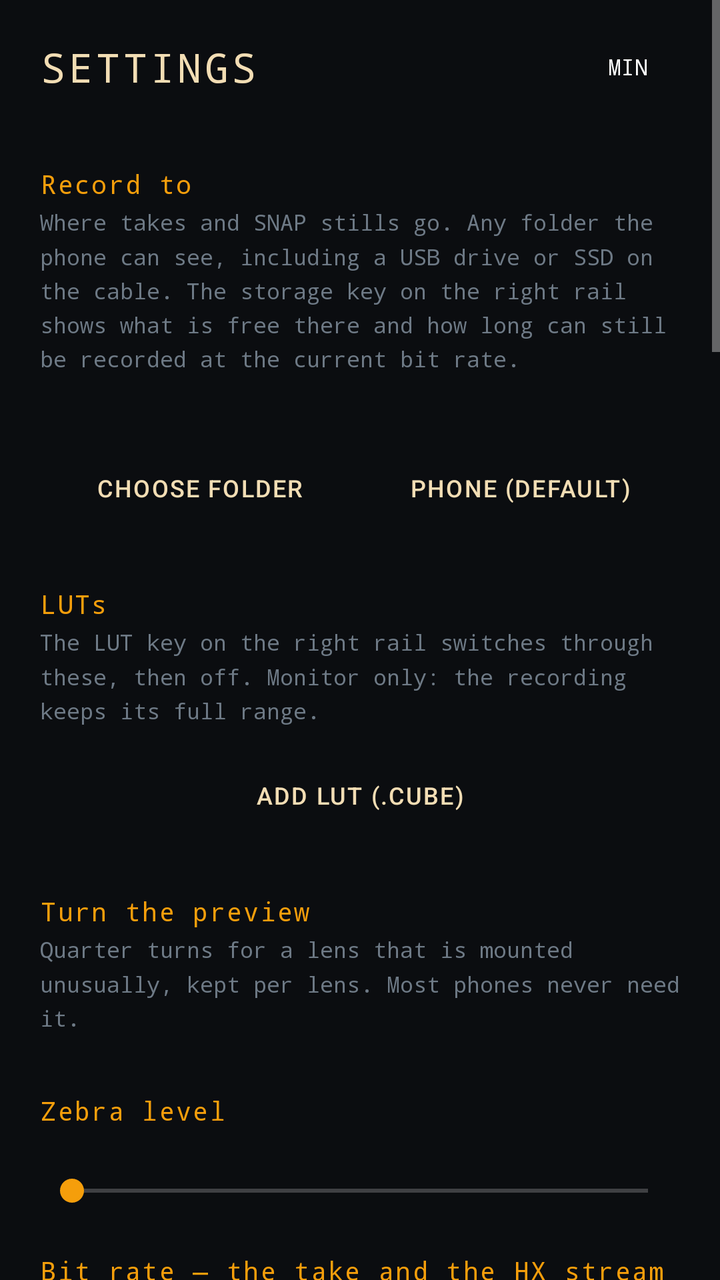
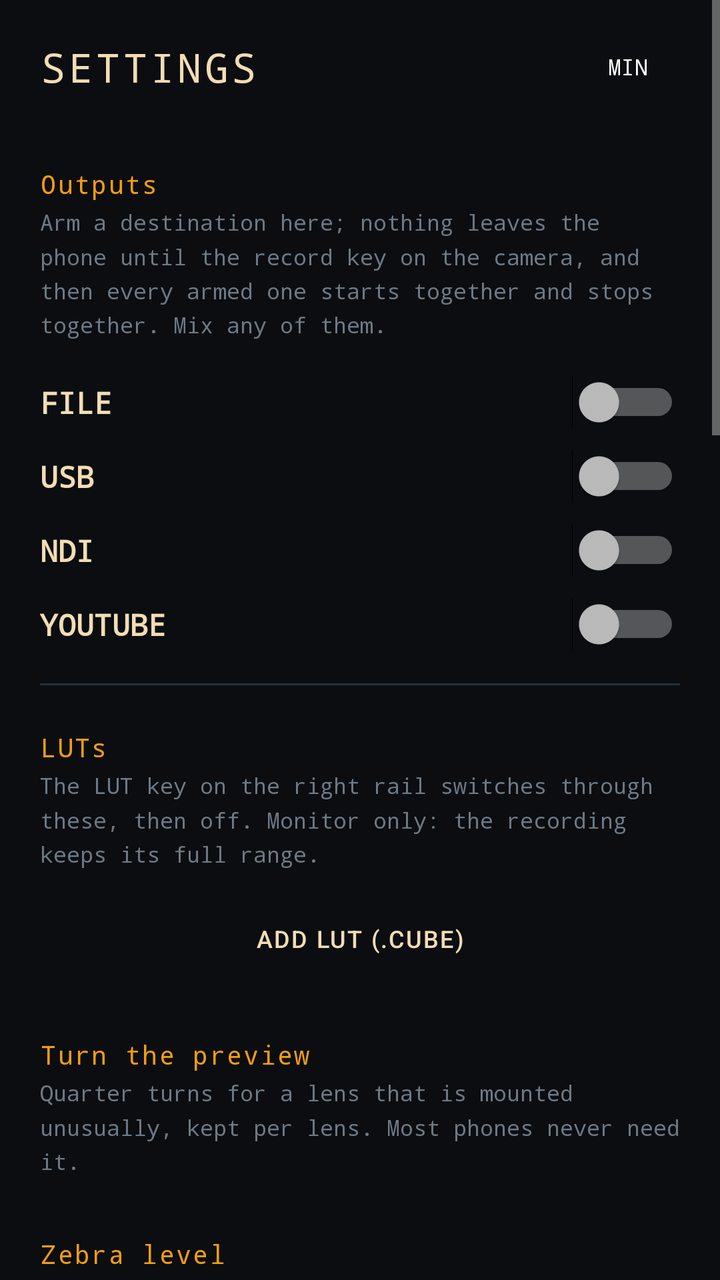

Two renders of the same Android screen: before a commit and after it. Below are the layout's source before the change and the commit's diff.
<!-- AndroidManifest.xml: application theme Theme.MantraNdi -->
<!-- res/layout/activity_settings.xml -->
<?xml version="1.0" encoding="utf-8"?>
<ScrollView xmlns:android="http://schemas.android.com/apk/res/android"
    android:layout_width="match_parent"
    android:layout_height="match_parent"
    android:background="@color/ink"
    android:fitsSystemWindows="true"
    android:clipToPadding="false"
    android:fillViewport="true">

    <LinearLayout
        android:layout_width="match_parent"
        android:layout_height="wrap_content"
        android:orientation="vertical"
        android:padding="20dp">

        
        <LinearLayout
            android:layout_width="match_parent"
            android:layout_height="wrap_content"
            android:orientation="horizontal"
            android:gravity="center_vertical"
            android:paddingBottom="14dp">

            <TextView
                android:layout_width="0dp"
                android:layout_height="wrap_content"
                android:layout_weight="1"
                android:text="@string/settings"
                android:textColor="@color/sand"
                android:textSize="20sp"
                android:fontFamily="monospace"
                android:letterSpacing="0.08" />

            <Button
                android:id="@+id/minimal"
                style="?android:attr/borderlessButtonStyle"
                android:layout_width="wrap_content"
                android:layout_height="wrap_content"
                android:minWidth="0dp"
                android:minHeight="0dp"
                android:paddingStart="10dp"
                android:paddingEnd="10dp"
                android:paddingTop="6dp"
                android:paddingBottom="6dp"
                android:text="@string/minimal"
                android:textAllCaps="false"
                android:textSize="11sp"
                android:fontFamily="monospace" />

            <TextView
                android:id="@+id/headerVersion"
                android:layout_width="wrap_content"
                android:layout_height="wrap_content"
                android:paddingStart="6dp"
                android:fontFamily="monospace"
                android:textSize="13sp"
                android:textColor="@color/amber" />
        </LinearLayout>

        
        <TextView style="@style/MantraLabel" android:text="@string/record_to" />
        <TextView android:tag="hint" style="@style/MantraHint" android:text="@string/record_to_hint" />
        <TextView android:id="@+id/recordFolder" style="@style/MantraValue" />
        <LinearLayout
            android:layout_width="match_parent"
            android:layout_height="wrap_content"
            android:orientation="horizontal">
            <Button
                android:id="@+id/chooseFolder"
                style="@style/MantraKey"
                android:layout_width="0dp"
                android:layout_weight="1"
                android:text="@string/choose_folder" />
            <Button
                android:id="@+id/defaultFolder"
                style="@style/MantraKey"
                android:layout_width="0dp"
                android:layout_weight="1"
                android:text="@string/default_folder" />
        </LinearLayout>

        <TextView style="@style/MantraLabel" android:text="@string/luts" />
        <TextView android:tag="hint" style="@style/MantraHint" android:text="@string/luts_hint" />
        <LinearLayout
            android:id="@+id/lutList"
            android:layout_width="match_parent"
            android:layout_height="wrap_content"
            android:orientation="vertical" />
        <Button
            android:id="@+id/addLut"
            style="@style/MantraKey"
            android:layout_width="match_parent"
            android:text="@string/add_lut" />

        <TextView style="@style/MantraLabel" android:text="@string/rot" />
        <TextView android:tag="hint" style="@style/MantraHint" android:text="@string/rot_hint" />
        <RadioGroup
            android:id="@+id/rot"
            android:layout_width="match_parent"
            android:layout_height="wrap_content"
            android:orientation="horizontal" />

        <TextView style="@style/MantraLabel" android:text="@string/zebra" />
        <TextView android:id="@+id/zebraValue" style="@style/MantraValue" />
        <SeekBar
            android:id="@+id/zebra"
            android:layout_width="match_parent"
            android:layout_height="wrap_content"
            android:max="50" />

        
        <TextView style="@style/MantraLabel" android:text="@string/bitrate" />
        <TextView android:tag="hint" style="@style/MantraHint" android:text="@string/bitrate_hint" />
        <TextView
            android:id="@+id/bitRateValue"
            style="@style/MantraValue" />
        <SeekBar
            android:id="@+id/bitRate"
            android:layout_width="match_parent"
            android:layout_height="wrap_content"
            android:max="98" />

        
        <LinearLayout
            android:layout_width="match_parent"
            android:layout_height="wrap_content"
            android:orientation="horizontal"
            android:baselineAligned="false"
            android:paddingTop="18dp">

            <LinearLayout
                android:layout_width="0dp"
                android:layout_height="wrap_content"
                android:layout_weight="3"
                android:orientation="vertical">
                <TextView style="@style/MantraLabel"
                    android:paddingTop="0dp"
                    android:text="@string/depth" />
                <RadioGroup
                    android:id="@+id/depth"
                    android:layout_width="wrap_content"
                    android:layout_height="wrap_content"
                    android:orientation="horizontal" />
            </LinearLayout>

            <LinearLayout
                android:layout_width="0dp"
                android:layout_height="wrap_content"
                android:layout_weight="5"
                android:orientation="vertical">
                <TextView style="@style/MantraLabel"
                    android:paddingTop="0dp"
                    android:text="@string/resolution" />
                <RadioGroup
                    android:id="@+id/resolution"
                    android:layout_width="wrap_content"
                    android:layout_height="wrap_content"
                    android:orientation="horizontal" />
            </LinearLayout>
        </LinearLayout>

        <TextView android:tag="hint" style="@style/MantraHint"
            android:text="@string/depth_hint" />

        
        <TextView style="@style/MantraLabel" android:text="@string/frame_rate" />
        <TextView android:tag="hint" style="@style/MantraHint"
            android:text="@string/frame_rate_hint" />
        <RadioGroup
            android:id="@+id/frameRate"
            android:layout_width="wrap_content"
            android:layout_height="wrap_content"
            android:orientation="horizontal" />

        
        <TextView style="@style/MantraLabel" android:text="@string/source_name" />
        <TextView android:tag="hint" style="@style/MantraHint" android:text="@string/source_name_hint" />
        <EditText
            android:id="@+id/sourceName"
            android:layout_width="match_parent"
            android:layout_height="wrap_content"
            android:inputType="text"
            android:maxLines="1"
            android:textColor="@color/sand"
            android:textColorHint="@color/quiet"
            android:fontFamily="monospace"
            android:textSize="14sp"
            android:autofillHints="name"
            android:background="@color/surface"
            android:padding="10dp" />



        


        
        <TextView style="@style/MantraLabel" android:text="@string/focus" />
        <TextView android:tag="hint" style="@style/MantraHint" android:text="@string/focus_hint" />
        <TextView android:id="@+id/holdValue" style="@style/MantraValue" />
        <SeekBar
            android:id="@+id/hold"
            android:layout_width="match_parent"
            android:layout_height="wrap_content"
            android:max="100" />
        <TextView android:id="@+id/rackValue" style="@style/MantraValue" />
        <SeekBar
            android:id="@+id/rack"
            android:layout_width="match_parent"
            android:layout_height="wrap_content"
            android:max="100" />

        
        <TextView style="@style/MantraLabel" android:text="@string/peaking" />
        <TextView android:tag="hint" style="@style/MantraHint" android:text="@string/peaking_hint" />
        <TextView android:id="@+id/peakValue" style="@style/MantraValue" />
        <SeekBar
            android:id="@+id/peak"
            android:layout_width="match_parent"
            android:layout_height="wrap_content"
            android:max="100" />
        <RadioGroup
            android:id="@+id/peakColour"
            android:layout_width="match_parent"
            android:layout_height="wrap_content"
            android:orientation="horizontal"
            android:paddingTop="6dp" />

        
        <TextView style="@style/MantraLabel" android:text="@string/usb" />
        <TextView android:tag="hint" style="@style/MantraHint" android:text="@string/usb_hint" />
        <TextView
            android:id="@+id/usbState"
            style="@style/MantraValue"
            android:lineSpacingMultiplier="1.35"
            android:paddingBottom="8dp" />
        <Button
            android:id="@+id/usbSettings"
            style="@style/MantraKey"
            android:layout_width="match_parent"
            android:text="@string/usb_open" />
        <TextView android:tag="hint" style="@style/MantraHint" android:text="@string/usb_webcam" />

        
        <TextView style="@style/MantraLabel" android:text="@string/trace" />
        <TextView android:tag="hint" style="@style/MantraHint" android:text="@string/trace_hint" />
        <Button
            android:id="@+id/exportTrace"
            style="@style/MantraKey"
            android:layout_width="match_parent"
            android:text="@string/export_trace" />

        
        <View
            android:layout_width="match_parent"
            android:layout_height="1dp"
            android:layout_marginTop="24dp"
            android:layout_marginBottom="14dp"
            android:background="@color/slate" />

        <TextView
            android:id="@+id/about"
            android:layout_width="match_parent"
            android:layout_height="wrap_content"
            android:fontFamily="monospace"
            android:textSize="11sp"
            android:lineSpacingMultiplier="1.35"
            android:textColor="@color/quiet"
            android:text="@string/ndi_mark" />

        <TextView
            android:id="@+id/version"
            android:layout_width="match_parent"
            android:layout_height="wrap_content"
            android:fontFamily="monospace"
            android:textSize="11sp"
            android:paddingTop="8dp"
            android:paddingBottom="20dp"
            android:textColor="@color/quiet" />
    </LinearLayout>
</ScrollView>
<!-- resources referenced by this layout -->
<resources>
  <color name="amber">#F59E0B</color>
  <color name="ink">#0B0D10</color>
  <color name="quiet">#6E7A86</color>
  <color name="sand">#F2DDB4</color>
  <color name="slate">#23303D</color>
  <color name="surface">#141A21</color>
  <string name="add_lut">ADD LUT (.cube)</string>
  <string name="bitrate">Bit rate — the take and the HX stream</string>
  <string name="bitrate_hint">One HEVC encoder makes both the file and the NDI HX stream, so this is the quality of both. 24 Mbit/s suits 1080p, 50 to 100 suits 4K. Over Wi-Fi keep HX modest; over the USB cable it can go high.</string>
  <string name="choose_folder">CHOOSE FOLDER</string>
  <string name="default_folder">PHONE (DEFAULT)</string>
  <string name="depth">Depth</string>
  <string name="export_trace">Export the trace to Downloads</string>
  <string name="focus">Focus</string>
  <string name="focus_hint">How long the director holds before it will consider moving, and how long the move itself takes. Zero rack is a snap, for anybody who wants the phone to behave like a phone.</string>
  <string name="frame_rate">Frame rate</string>
  <string name="luts">LUTs</string>
  <string name="luts_hint">The LUT key on the right rail switches through these, then off. Monitor only: the recording keeps its full range.</string>
  <string name="minimal">MIN</string>
  <string name="ndi_mark">Powered by NDI®  ·  ndi.video  ·  a registered trademark of Vizrt NDI AB</string>
  <string name="peaking">Peaking</string>
  <string name="peaking_hint">How faint an edge still counts, and what colour to mark it. Monitor only; none of it reaches the stream.</string>
  <string name="record_to">Record to</string>
  <string name="record_to_hint">Where takes and SNAP stills go. Any folder the phone can see, including a USB drive or SSD on the cable. The storage key on the right rail shows what is free there and how long can still be recorded at the current bit rate.</string>
  <string name="resolution">Resolution</string>
  <string name="rot">Turn the preview</string>
  <string name="rot_hint">Quarter turns for a lens that is mounted unusually, kept per lens. Most phones never need it.</string>
  <string name="settings">SETTINGS</string>
  <string name="source_name">Source name</string>
  <string name="source_name_hint">What a receiver sees in its list. A room with three of these in it is the normal case, and \"Pixel 7\" three times is no use to anybody.</string>
  <string name="trace">The trace</string>
  <string name="trace_hint">Every step, every control change and every refusal, written as it happens. This is the only instrument that reaches a phone with no cable attached.</string>
  <string name="usb">Streaming down the cable</string>
  <string name="usb_hint">Turn USB tethering on and the phone becomes a network interface on the computer — a private link at USB speed, with none of a hall\'s Wi-Fi in the way. Full NDI at 1080p is about 125 Mbit/s, which a cable carries without noticing and a shared access point does not.</string>
  <string name="usb_open">Open the phone\'s tethering settings</string>
  <string name="zebra">Zebra level</string>
  <!-- unchanged entries left out for length: 8 -->
</resources>

<!-- the commit's change to res/layout/activity_settings.xml (unified diff, before → after) -->
@@ -58,26 +58,186 @@
         </LinearLayout>
 
         
-        <TextView style="@style/MantraLabel" android:text="@string/record_to" />
-        <TextView android:tag="hint" style="@style/MantraHint" android:text="@string/record_to_hint" />
-        <TextView android:id="@+id/recordFolder" style="@style/MantraValue" />
-        <LinearLayout
-            android:layout_width="match_parent"
-            android:layout_height="wrap_content"
-            android:orientation="horizontal">
+        <TextView style="@style/MantraLabel" android:text="@string/outputs" />
+        <TextView android:tag="hint" style="@style/MantraHint" android:text="@string/outputs_hint" />
+        <LinearLayout
+            android:layout_width="match_parent"
+            android:layout_height="wrap_content"
+            android:orientation="horizontal"
+            android:gravity="center_vertical"
+            android:paddingTop="10dp">
+            <TextView
+                android:layout_width="0dp"
+                android:layout_height="wrap_content"
+                android:layout_weight="1"
+                android:fontFamily="monospace"
+                android:textSize="15sp"
+                android:textStyle="bold"
+                android:textColor="@color/sand"
+                android:text="FILE" />
+            <Switch
+                android:id="@+id/armFile"
+                android:layout_width="wrap_content"
+                android:layout_height="wrap_content" />
+        </LinearLayout>
+        <LinearLayout
+            android:id="@+id/panelFile"
+            android:layout_width="match_parent"
+            android:layout_height="wrap_content"
+            android:orientation="vertical"
+            android:paddingStart="12dp"
+            android:visibility="gone">
+            <TextView style="@style/MantraLabel" android:text="@string/record_to" />
+            <TextView android:tag="hint" style="@style/MantraHint" android:text="@string/record_to_hint" />
+            <TextView android:id="@+id/recordFolder" style="@style/MantraValue" />
+            <LinearLayout
+                android:layout_width="match_parent"
+                android:layout_height="wrap_content"
+                android:orientation="horizontal">
+                <Button
+                    android:id="@+id/chooseFolder"
+                    style="@style/MantraKey"
+                    android:layout_width="0dp"
+                    android:layout_weight="1"
+                    android:text="@string/choose_folder" />
+                <Button
+                    android:id="@+id/defaultFolder"
+                    style="@style/MantraKey"
+                    android:layout_width="0dp"
+                    android:layout_weight="1"
+                    android:text="@string/default_folder" />
+            </LinearLayout>
+        </LinearLayout>
+        <LinearLayout
+            android:layout_width="match_parent"
+            android:layout_height="wrap_content"
+            android:orientation="horizontal"
+            android:gravity="center_vertical"
+            android:paddingTop="10dp">
+            <TextView
+                android:layout_width="0dp"
+                android:layout_height="wrap_content"
+                android:layout_weight="1"
+                android:fontFamily="monospace"
+                android:textSize="15sp"
+                android:textStyle="bold"
+                android:textColor="@color/sand"
+                android:text="USB" />
+            <Switch
+                android:id="@+id/armUsb"
+                android:layout_width="wrap_content"
+                android:layout_height="wrap_content" />
+        </LinearLayout>
+        <LinearLayout
+            android:id="@+id/panelUsb"
+            android:layout_width="match_parent"
+            android:layout_height="wrap_content"
+            android:orientation="vertical"
+            android:paddingStart="12dp"
+            android:visibility="gone">
+            <TextView style="@style/MantraHint" android:text="@string/usb_obs_soon" />
+            
+            <TextView style="@style/MantraLabel" android:text="@string/usb" />
+            <TextView android:tag="hint" style="@style/MantraHint" android:text="@string/usb_hint" />
+            <TextView
+                android:id="@+id/usbState"
+                style="@style/MantraValue"
+                android:lineSpacingMultiplier="1.35"
+                android:paddingBottom="8dp" />
             <Button
-                android:id="@+id/chooseFolder"
+                android:id="@+id/usbSettings"
                 style="@style/MantraKey"
-                android:layout_width="0dp"
+                android:layout_width="match_parent"
+                android:text="@string/usb_open" />
+            <TextView android:tag="hint" style="@style/MantraHint" android:text="@string/usb_webcam" />
+        </LinearLayout>
+        <LinearLayout
+            android:layout_width="match_parent"
+            android:layout_height="wrap_content"
+            android:orientation="horizontal"
+            android:gravity="center_vertical"
+            android:paddingTop="10dp">
+            <TextView
+                android:layout_width="0dp"
+                android:layout_height="wrap_content"
                 android:layout_weight="1"
-                android:text="@string/choose_folder" />
-            <Button
-                android:id="@+id/defaultFolder"
-                style="@style/MantraKey"
-                android:layout_width="0dp"
+                android:fontFamily="monospace"
+                android:textSize="15sp"
+                android:textStyle="bold"
+                android:textColor="@color/sand"
+                android:text="NDI" />
+            <Switch
+                android:id="@+id/armNdi"
+                android:layout_width="wrap_content"
+                android:layout_height="wrap_content" />
+        </LinearLayout>
+        <LinearLayout
+            android:id="@+id/panelNdi"
+            android:layout_width="match_parent"
+            android:layout_height="wrap_content"
+            android:orientation="vertical"
+            android:paddingStart="12dp"
+            android:visibility="gone">
+            <TextView style="@style/MantraLabel" android:text="@string/ndi_kind" />
+            <RadioGroup
+                android:id="@+id/ndiKind"
+                android:layout_width="match_parent"
+                android:layout_height="wrap_content"
+                android:orientation="horizontal" />
+            
+            <TextView style="@style/MantraLabel" android:text="@string/source_name" />
+            <TextView android:tag="hint" style="@style/MantraHint" android:text="@string/source_name_hint" />
+            <EditText
+                android:id="@+id/sourceName"
+                android:layout_width="match_parent"
+                android:layout_height="wrap_content"
+                android:inputType="text"
+                android:maxLines="1"
+                android:textColor="@color/sand"
+                android:textColorHint="@color/quiet"
+                android:fontFamily="monospace"
+                android:textSize="14sp"
+                android:autofillHints="name"
+                android:background="@color/surface"
+                android:padding="10dp" />
+        </LinearLayout>
+        <LinearLayout
+            android:layout_width="match_parent"
+            android:layout_height="wrap_content"
+            android:orientation="horizontal"
+            android:gravity="center_vertical"
+            android:paddingTop="10dp">
+            <TextView
+                android:layout_width="0dp"
+                android:layout_height="wrap_content"
                 android:layout_weight="1"
-                android:text="@string/default_folder" />
-        </LinearLayout>
+                android:fontFamily="monospace"
+                android:textSize="15sp"
+                android:textStyle="bold"
+                android:textColor="@color/sand"
+                android:text="YOUTUBE" />
+            <Switch
+                android:id="@+id/armYoutube"
+                android:layout_width="wrap_content"
+                android:layout_height="wrap_content" />
+        </LinearLayout>
+        <LinearLayout
+            android:id="@+id/panelYoutube"
+            android:layout_width="match_parent"
+            android:layout_height="wrap_content"
+            android:orientation="vertical"
+            android:paddingStart="12dp"
+            android:visibility="gone">
+            <TextView style="@style/MantraHint" android:text="@string/youtube_soon" />
+        </LinearLayout>
+        <View
+            android:layout_width="match_parent"
+            android:layout_height="1dp"
+            android:layout_marginTop="16dp"
+            android:background="@color/slate" />
+
+        
+
 
         <TextView style="@style/MantraLabel" android:text="@string/luts" />
         <TextView android:tag="hint" style="@style/MantraHint" android:text="@string/luts_hint" />
@@ -172,22 +332,7 @@
             android:layout_height="wrap_content"
             android:orientation="horizontal" />
 
-        
-        <TextView style="@style/MantraLabel" android:text="@string/source_name" />
-        <TextView android:tag="hint" style="@style/MantraHint" android:text="@string/source_name_hint" />
-        <EditText
-            android:id="@+id/sourceName"
-            android:layout_width="match_parent"
-            android:layout_height="wrap_content"
-            android:inputType="text"
-            android:maxLines="1"
-            android:textColor="@color/sand"
-            android:textColorHint="@color/quiet"
-            android:fontFamily="monospace"
-            android:textSize="14sp"
-            android:autofillHints="name"
-            android:background="@color/surface"
-            android:padding="10dp" />
+
 
 
 
@@ -226,20 +371,7 @@
             android:orientation="horizontal"
             android:paddingTop="6dp" />
 
-        
-        <TextView style="@style/MantraLabel" android:text="@string/usb" />
-        <TextView android:tag="hint" style="@style/MantraHint" android:text="@string/usb_hint" />
-        <TextView
-            android:id="@+id/usbState"
-            style="@style/MantraValue"
-            android:lineSpacingMultiplier="1.35"
-            android:paddingBottom="8dp" />
-        <Button
-            android:id="@+id/usbSettings"
-            style="@style/MantraKey"
-            android:layout_width="match_parent"
-            android:text="@string/usb_open" />
-        <TextView android:tag="hint" style="@style/MantraHint" android:text="@string/usb_webcam" />
+
 
         
         <TextView style="@style/MantraLabel" android:text="@string/trace" />
<!-- resource entries referenced after the edit -->
@@ -19,7 +19,10 @@
   <string name="luts">LUTs</string>
   <string name="luts_hint">The LUT key on the right rail switches through these, then off. Monitor only: the recording keeps its full range.</string>
   <string name="minimal">MIN</string>
+  <string name="ndi_kind">Kind of NDI</string>
   <string name="ndi_mark">Powered by NDI®  ·  ndi.video  ·  a registered trademark of Vizrt NDI AB</string>
+  <string name="outputs">Outputs</string>
+  <string name="outputs_hint">Arm a destination here; nothing leaves the phone until the record key on the camera, and then every armed one starts together and stops together. Mix any of them.</string>
   <string name="peaking">Peaking</string>
   <string name="peaking_hint">How faint an edge still counts, and what colour to mark it. Monitor only; none of it reaches the stream.</string>
   <string name="record_to">Record to</string>
@@ -34,7 +37,9 @@
   <string name="trace_hint">Every step, every control change and every refusal, written as it happens. This is the only instrument that reaches a phone with no cable attached.</string>
   <string name="usb">Streaming down the cable</string>
   <string name="usb_hint">Turn USB tethering on and the phone becomes a network interface on the computer — a private link at USB speed, with none of a hall\'s Wi-Fi in the way. Full NDI at 1080p is about 125 Mbit/s, which a cable carries without noticing and a shared access point does not.</string>
+  <string name="usb_obs_soon">OBS over the USB cable arrives in v92. Until then NDI can already travel down the cable: USB tethering, below.</string>
   <string name="usb_open">Open the phone\'s tethering settings</string>
+  <string name="youtube_soon">Streaming to YouTube arrives in v93: the stream key, or Google sign-in from the app.</string>
   <string name="zebra">Zebra level</string>
   <!-- unchanged entries left out for length: 8 -->
 </resources>
